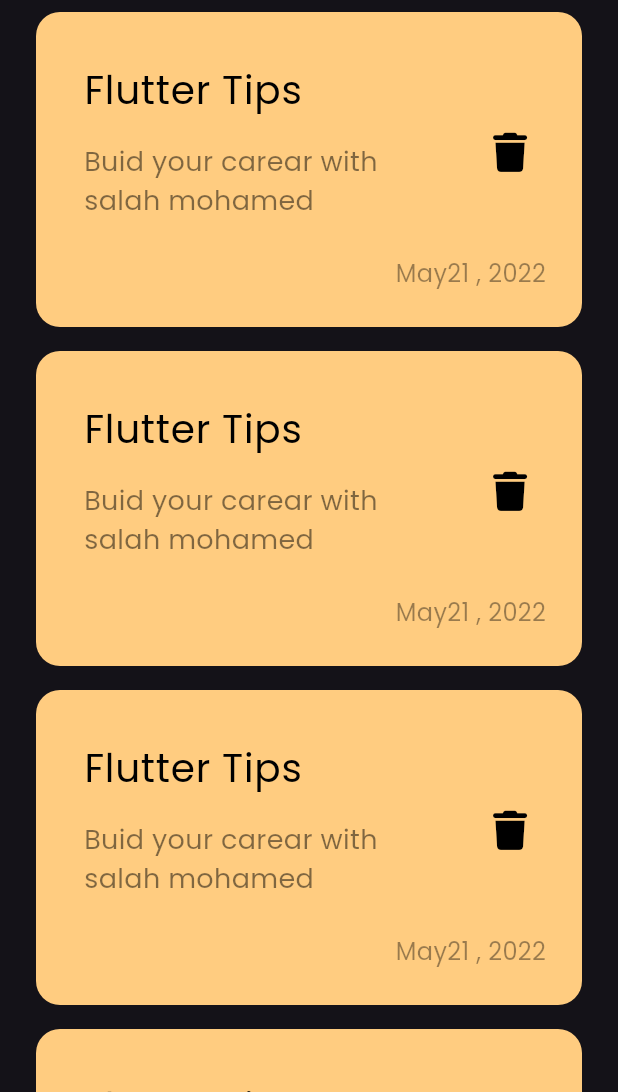
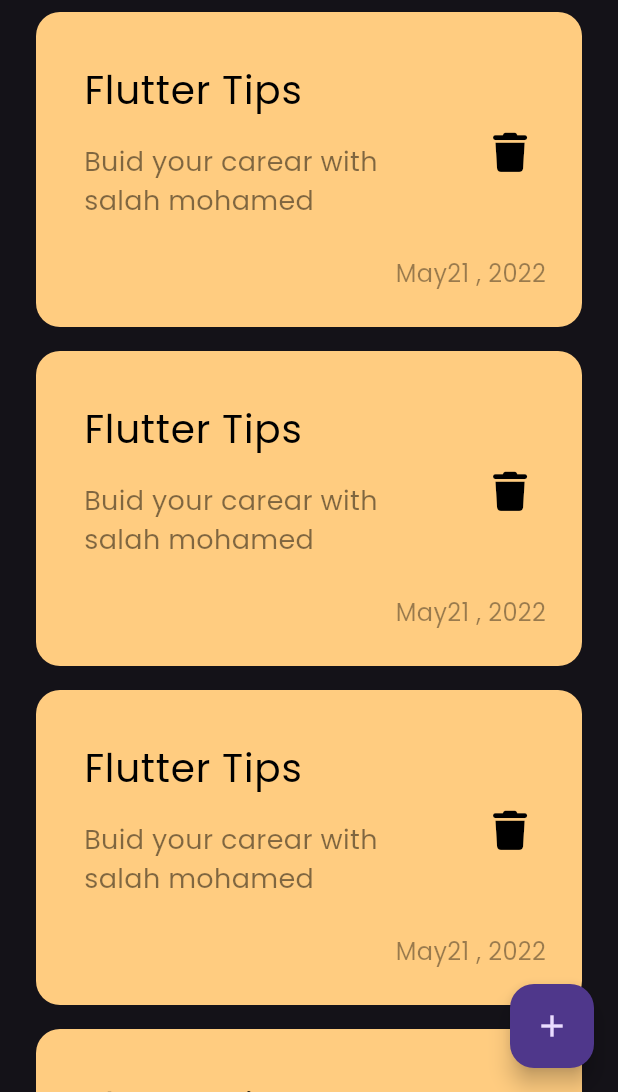
Before and after one commit to Salahffhshg/notes_app, a Flutter app: the screen it shows after launch, on a phone screen of 412 x 824 dp, the part 144-1236 px from its top. Run offline on Flutter 3.47's test engine with Material 3 defaults, Android fonts, the phone set to English and light mode, and no system bars; our stand-ins replace font_awesome_flutter.

Commit message:
add floating action buttom

```diff
--- a/lib/main.dart
+++ b/lib/main.dart
@@ -13,7 +13,10 @@ class NotesApp extends StatelessWidget {
   Widget build(BuildContext context) {
     return MaterialApp(
       debugShowCheckedModeBanner: false,
-      theme: ThemeData(brightness: Brightness.dark, fontFamily: 'Poppins'),
+      theme: ThemeData(
+        brightness: Brightness.dark,
+        fontFamily: 'Poppins',
+      ),
       home: const Notes(),
     );
   }
--- a/lib/notes.dart
+++ b/lib/notes.dart
@@ -7,9 +7,12 @@ class Notes extends StatelessWidget {
 
   @override
   Widget build(BuildContext context) {
-    return const Scaffold(
-      body: NotesViewBody(),
-
+    return Scaffold(
+      floatingActionButton: FloatingActionButton(
+        onPressed: () {},
+        child: const Icon(Icons.add),
+      ),
+      body: const NotesViewBody(),
     );
   }
 }
```
